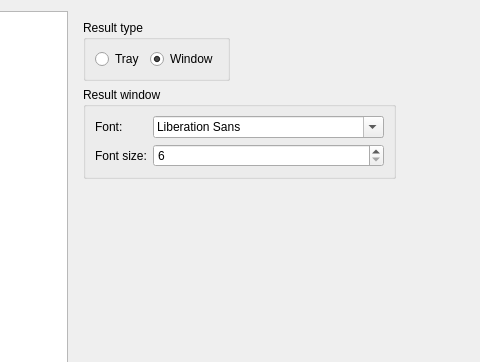
Before: the Qt Designer form src/settingseditor.ui in OneMoreGres/ScreenTranslator, drawn with Qt 5; both pictures show x 199 to 679 and y 0 to 362 of the 889 by 549 pixel window.
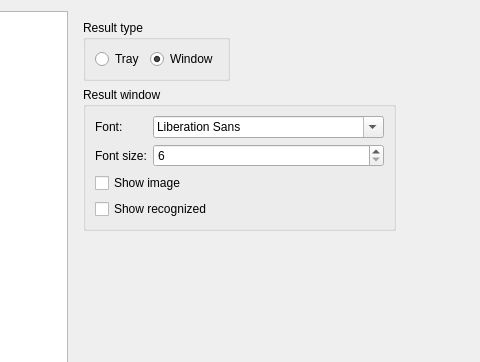
After: the same form once the commit is applied. The open tabs and pages were chosen to show the change. Custom widgets are drawn as their Qt base class.

Commit message: Added ability to show/hide captured image and recognized text

Diff of the .ui file:
```diff
--- a/src/settingseditor.ui
+++ b/src/settingseditor.ui
@@ -456,6 +456,20 @@
             </property>
            </widget>
           </item>
+          <item row="2" column="0" colspan="2">
+           <widget class="QCheckBox" name="showCaptured">
+            <property name="text">
+             <string>Show image</string>
+            </property>
+           </widget>
+          </item>
+          <item row="3" column="0" colspan="2">
+           <widget class="QCheckBox" name="showRecognized">
+            <property name="text">
+             <string>Show recognized</string>
+            </property>
+           </widget>
+          </item>
          </layout>
         </widget>
        </item>
```
Left out of the diff: 14 changed lines with no effect on the pictures. The commit also changes 7 other files.
